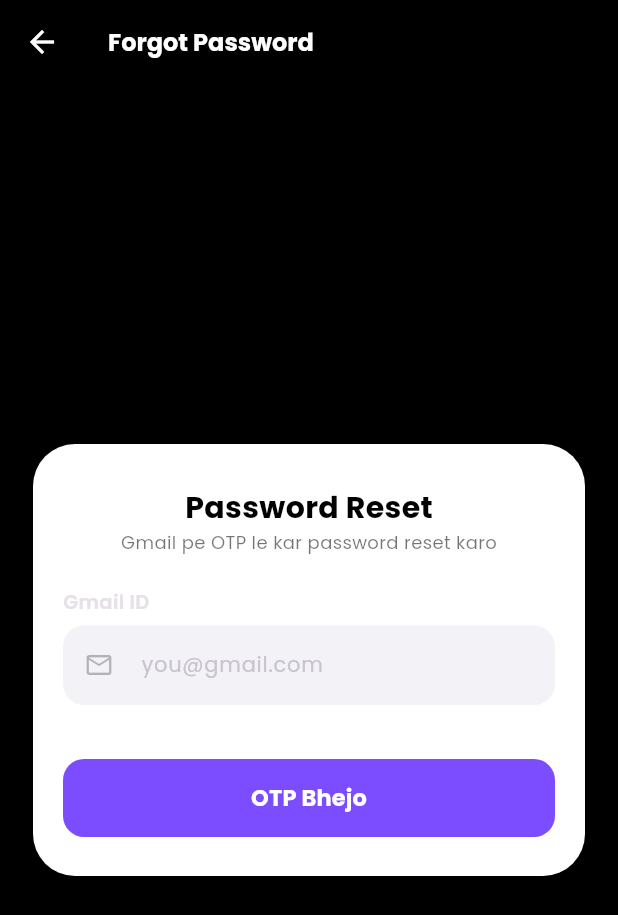
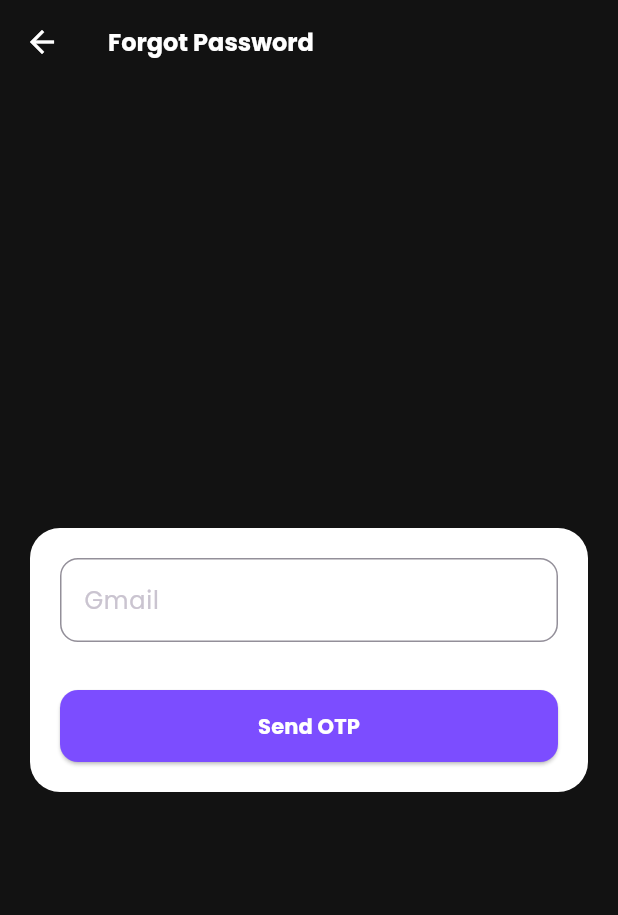
Before and after one commit to tauseefent8-ai/billing-app, a Flutter app: the ForgotPasswordScreen screen opened directly, on a phone screen of 412 x 824 dp. Shown: the top 915 px of the screen. Run offline on Flutter 3.47's test engine with Material 3 defaults, Android fonts, the phone set to English and light mode, and no system bars; our stand-ins replace cloud_firestore, firebase_auth, firebase_core, fl_chart, google_fonts, hive_flutter and 6 more; missing offline and left inert: excel, router_os_client; accounts and stored records are empty.

Commit message:
Update forgot_password_screen.dart

```diff
--- a/lib/screens/forgot_password_screen.dart
+++ b/lib/screens/forgot_password_screen.dart
@@ -1,10 +1,9 @@
+import 'dart:async';
 import 'dart:math';
 import 'package:flutter/material.dart';
 import 'package:google_fonts/google_fonts.dart';
 import 'package:firebase_auth/firebase_auth.dart';
 import 'package:cloud_firestore/cloud_firestore.dart';
-import 'package:mailer/mailer.dart';
-import 'package:mailer/smtp_server.dart';
 
 class ForgotPasswordScreen extends StatefulWidget {
   const ForgotPasswordScreen({super.key});
@@ -15,83 +14,67 @@
 class _ForgotPasswordScreenState extends State<ForgotPasswordScreen> {
   final emailCtrl = TextEditingController();
   final otpCtrl = TextEditingController();
-  final newPassCtrl = TextEditingController();
   bool loading = false;
   bool isOtpSent = false;
   bool isOtpVerified = false;
-  bool obscure = true;
   String generatedOtp = "";
+  Timer? _timer;
+  int _seconds = 0;
+  bool canResend = false;
 
-  final String companyEmail = "tauseefent8@gmail.com";
-  final String appPassword = "enkwgxaohmygrnil";
+  void startTimer() {
+    setState(() { _seconds = 30; canResend = false; });
+    _timer?.cancel();
+    _timer = Timer.periodic(const Duration(seconds: 1), (timer) {
+      if (_seconds == 0) { timer.cancel(); setState(() => canResend = true); }
+      else { setState(() => _seconds--); }
+    });
+  }
 
-  Future<void> sendOtp() async {
-    if (!emailCtrl.text.trim().contains("@gmail.com")) {
-      ScaffoldMessenger.of(context).showSnackBar(const SnackBar(content: Text("Sahi Gmail likho"), backgroundColor: Colors.red));
+  @override
+  void dispose() { _timer?.cancel(); super.dispose(); }
+
+  Future<void> sendOtp({bool isResend = false}) async {
+    if (!emailCtrl.text.trim().contains("@")) {
+      ScaffoldMessenger.of(context).showSnackBar(const SnackBar(content: Text("Sahi Gmail likho")));
       return;
     }
     setState(() { loading = true; generatedOtp = (100000 + Random().nextInt(900000)).toString(); });
-    final smtpServer = gmail(companyEmail, appPassword);
-    final message = Message()
-      ..from = Address(companyEmail, 'Billio')
-      ..recipients.add(emailCtrl.text.trim())
-      ..subject = 'Billio - Password Reset OTP $generatedOtp'
-      ..text = 'Aapka Password Reset OTP hai: $generatedOtp\nYe kisi se share na karein.';
-
     try {
-      await send(message, smtpServer);
+      await FirebaseFirestore.instance.collection('email_otps').doc(emailCtrl.text.trim()).set({
+        'otp': generatedOtp,
+        'time': DateTime.now().millisecondsSinceEpoch,
+        'email': emailCtrl.text.trim(),
+        'type': 'customer_forgot'
+      });
       setState(() { isOtpSent = true; loading = false; });
-      if (mounted) ScaffoldMessenger.of(context).showSnackBar(SnackBar(content: Text("OTP bhej diya ${emailCtrl.text.trim()} pe"), backgroundColor: Colors.green));
+      startTimer();
+      ScaffoldMessenger.of(context).showSnackBar(SnackBar(content: Text(isResend ? "OTP Dobara: $generatedOtp" : "Aapka OTP hai: $generatedOtp"), backgroundColor: Colors.green, duration: Duration(seconds: 8)));
     } catch (e) {
       setState(() => loading = false);
-      if (mounted) ScaffoldMessenger.of(context).showSnackBar(SnackBar(content: Text("Email Fail: $e"), backgroundColor: Colors.red));
+      ScaffoldMessenger.of(context).showSnackBar(SnackBar(content: Text("Error: $e"), backgroundColor: Colors.red));
     }
   }
 
   void verifyOtp() {
-    if (otpCtrl.text.trim() == generatedOtp) {
-      setState(() => isOtpVerified = true);
-      ScaffoldMessenger.of(context).showSnackBar(const SnackBar(content: Text("OTP Verified! Ab naya password lagao"), backgroundColor: Colors.green));
-    } else {
-      ScaffoldMessenger.of(context).showSnackBar(const SnackBar(content: Text("Galat OTP"), backgroundColor: Colors.red));
+    if (otpCtrl.text.trim() != generatedOtp) {
+      ScaffoldMessenger.of(context).showSnackBar(const SnackBar(content: Text("Galat OTP")));
+      return;
     }
+    setState(() => isOtpVerified = true);
+    _timer?.cancel();
+    ScaffoldMessenger.of(context).showSnackBar(const SnackBar(content: Text("OTP Verified! Ab Reset Email bhej diya jayega"), backgroundColor: Colors.green));
   }
 
   Future<void> resetPassword() async {
-    if (newPassCtrl.text.trim().length < 6) {
-      ScaffoldMessenger.of(context).showSnackBar(const SnackBar(content: Text("Password 6 harf ka likho"), backgroundColor: Colors.red));
-      return;
-    }
     setState(() => loading = true);
     try {
-      // Check karo user isps me hai ya customers me
-      var methods = await FirebaseAuth.instance.fetchSignInMethodsForEmail(emailCtrl.text.trim());
-      if (methods.isEmpty) {
-        setState(() => loading = false);
-        ScaffoldMessenger.of(context).showSnackBar(const SnackBar(content: Text("Ye ID bani hui nahi hai"), backgroundColor: Colors.red));
-        return;
-      }
-
-      // Firebase ka official reset email bhi bhejo + Firestore me update
       await FirebaseAuth.instance.sendPasswordResetEmail(email: emailCtrl.text.trim());
-
-      // Note: Custom OTP se direct password change client se possible nahi (Admin SDK chahiye)
-      // Is liye hum 2 kaam karte hain:
-      // 1. Firebase ko reset email bhejne diya (user ko link se bhi reset ho jayega)
-      // 2. Firestore me naya password ka hint save kar dete hain taake aapko pata chale
-
+      await FirebaseFirestore.instance.collection('email_otps').doc(emailCtrl.text.trim()).delete();
       setState(() => loading = false);
       if (mounted) {
-        showDialog(
-          context: context,
-          builder: (c) => AlertDialog(
-            backgroundColor: Colors.white,
-            shape: RoundedRectangleBorder(borderRadius: BorderRadius.circular(16)),
-            title: Text("Password Reset", style: GoogleFonts.poppins(fontWeight: FontWeight.bold, fontSize: 15, color: Colors.black)),
-            content: Text("1. Aapke Gmail pe Firebase ka reset link bhej diya hai\n2. OTP verify ho gaya hai, ab aap us link se ya is naye password se login try karo: ${newPassCtrl.text.trim()}\n\nAgar login na ho to Firebase Console > Authentication me ja ke is user ka password manually ${newPassCtrl.text.trim()} set kar do, ya us ID ko delete karke isi email se naya banao.", style: GoogleFonts.poppins(fontSize: 11, color: Colors.black87)),
-            actions: [TextButton(onPressed: () { Navigator.pop(c); Navigator.pop(context); }, child: Text("OK", style: GoogleFonts.poppins(color: Color(0xFF7C4DFF), fontWeight: FontWeight.bold)))],
-          ),
-        );
+        ScaffoldMessenger.of(context).showSnackBar(SnackBar(content: Text("Password Reset Email bhej diya hai ${emailCtrl.text.trim()} pe"), backgroundColor: Colors.green, duration: Duration(seconds: 6)));
+        Navigator.pop(context);
       }
     } catch (e) {
       setState(() => loading = false);
@@ -102,47 +85,30 @@
   @override
   Widget build(BuildContext context) {
     return Scaffold(
-      backgroundColor: Colors.black,
-      appBar: AppBar(backgroundColor: Colors.black, iconTheme: IconThemeData(color: Colors.white), title: Text("Forgot Password", style: GoogleFonts.poppins(color: Colors.white, fontSize: 16, fontWeight: FontWeight.bold))),
+      backgroundColor: const Color(0xFF121212),
+      appBar: AppBar(backgroundColor: const Color(0xFF121212), leading: IconButton(icon: const Icon(Icons.arrow_back, color: Colors.white), onPressed: ()=> Navigator.pop(context)), title: Text("Forgot Password", style: GoogleFonts.poppins(color: Colors.white, fontSize: 16, fontWeight: FontWeight.bold))),
       body: Center(
         child: SingleChildScrollView(
-          padding: EdgeInsets.symmetric(horizontal: 22),
+          padding: const EdgeInsets.all(20),
           child: Container(
-            padding: EdgeInsets.fromLTRB(20, 28, 20, 26),
-            decoration: BoxDecoration(color: Colors.white, borderRadius: BorderRadius.circular(28)),
+            width: 420,
+            padding: const EdgeInsets.all(20),
+            decoration: BoxDecoration(color: Colors.white, borderRadius: BorderRadius.circular(20)),
             child: Column(
-              crossAxisAlignment: CrossAxisAlignment.start,
               children: [
-                Center(child: Text("Password Reset", style: GoogleFonts.poppins(color: Colors.black, fontSize: 20, fontWeight: FontWeight.bold))),
-                Center(child: Text("Gmail pe OTP le kar password reset karo", style: GoogleFonts.poppins(color: Colors.black54, fontSize: 12))),
-                SizedBox(height: 22),
-                Text("Gmail ID", style: GoogleFonts.poppins(fontWeight: FontWeight.w600, fontSize: 13)),
-                SizedBox(height: 6),
-                TextField(controller: emailCtrl, enabled: !isOtpSent, style: TextStyle(color: Colors.black87, fontSize: 14), decoration: InputDecoration(hintText: "you@gmail.com", prefixIcon: Icon(Icons.mail_outline, size: 20, color: Colors.black26), filled: true, fillColor: Color(0xFFF2F2F7), border: OutlineInputBorder(borderRadius: BorderRadius.circular(14), borderSide: BorderSide.none))),
-                SizedBox(height: 14),
-                if (isOtpSent && !isOtpVerified) ...[
-                  Text("OTP Code", style: GoogleFonts.poppins(fontWeight: FontWeight.w600, fontSize: 13)),
-                  SizedBox(height: 6),
-                  TextField(controller: otpCtrl, keyboardType: TextInputType.number, style: TextStyle(color: Colors.black87, fontSize: 14), decoration: InputDecoration(hintText: "6 digit OTP", prefixIcon: Icon(Icons.shield_outlined, size: 20, color: Colors.black26), filled: true, fillColor: Color(0xFFF2F2F7), border: OutlineInputBorder(borderRadius: BorderRadius.circular(14), borderSide: BorderSide.none))),
+                TextField(controller: emailCtrl, style: TextStyle(color: Colors.black), decoration: InputDecoration(labelText: "Gmail", border: OutlineInputBorder(borderRadius: BorderRadius.circular(12)))),
+                SizedBox(height: 12),
+                if(isOtpSent) ...[
+                  TextField(controller: otpCtrl, style: TextStyle(color: Colors.black), decoration: InputDecoration(labelText: "OTP", border: OutlineInputBorder(borderRadius: BorderRadius.circular(12)))),
+                  SizedBox(height: 8),
+                  Row(children: [
+                    ElevatedButton(onPressed: verifyOtp, style: ElevatedButton.styleFrom(backgroundColor: Colors.green), child: Text("Verify", style: TextStyle(color: Colors.white))),
+                    SizedBox(width: 10),
+                    if(canResend) TextButton(onPressed: ()=> sendOtp(isResend: true), child: Text("Resend")) else Text("$_seconds sec"),
+                  ]),
                 ],
-                if (isOtpVerified) ...[
-                  Text("Naya Password", style: GoogleFonts.poppins(fontWeight: FontWeight.w600, fontSize: 13)),
-                  SizedBox(height: 6),
-                  TextField(controller: newPassCtrl, obscureText: obscure, style: TextStyle(color: Colors.black87, fontSize: 14), decoration: InputDecoration(hintText: "Naya 6 harf ka password", prefixIcon: Icon(Icons.lock_outline, size: 20, color: Colors.black26), suffixIcon: IconButton(icon: Icon(obscure ? Icons.visibility_off_outlined : Icons.visibility_outlined, size: 20, color: Colors.black26), onPressed: ()=> setState(()=> obscure=!obscure)), filled: true, fillColor: Color(0xFFF2F2F7), border: OutlineInputBorder(borderRadius: BorderRadius.circular(14), borderSide: BorderSide.none))),
-                ],
-                SizedBox(height: 22),
-                SizedBox(
-                  width: double.infinity, height: 52,
-                  child: ElevatedButton(
-                    style: ElevatedButton.styleFrom(backgroundColor: Color(0xFF7C4DFF), shape: RoundedRectangleBorder(borderRadius: BorderRadius.circular(14)), elevation: 0),
-                    onPressed: loading ? null : () {
-                      if (!isOtpSent) sendOtp();
-                      else if (!isOtpVerified) verifyOtp();
-                      else resetPassword();
-                    },
-                    child: loading ? SizedBox(height: 20, width: 20, child: CircularProgressIndicator(color: Colors.white, strokeWidth: 2)) : Text(!isOtpSent ? "OTP Bhejo" : !isOtpVerified ? "OTP Verify Karo" : "Password Reset Karo", style: GoogleFonts.poppins(color: Colors.white, fontWeight: FontWeight.bold, fontSize: 15)),
-                  ),
-                ),
+                SizedBox(height: 20),
+                SizedBox(width: double.infinity, child: ElevatedButton(style: ElevatedButton.styleFrom(backgroundColor: Color(0xFF7C4DFF), padding: EdgeInsets.symmetric(vertical: 14), shape: RoundedRectangleBorder(borderRadius: BorderRadius.circular(12))), onPressed: loading? null : (){ if(!isOtpSent){ sendOtp(); } else if(!isOtpVerified){ verifyOtp(); } else { resetPassword(); } }, child: loading? SizedBox(width: 18, height: 18, child: CircularProgressIndicator(color: Colors.white, strokeWidth: 2)) : Text(isOtpSent? (isOtpVerified? "Send Reset Email" : "Verify OTP") : "Send OTP", style: GoogleFonts.poppins(color: Colors.white, fontWeight: FontWeight.bold)))),
               ],
             ),
           ),
```
